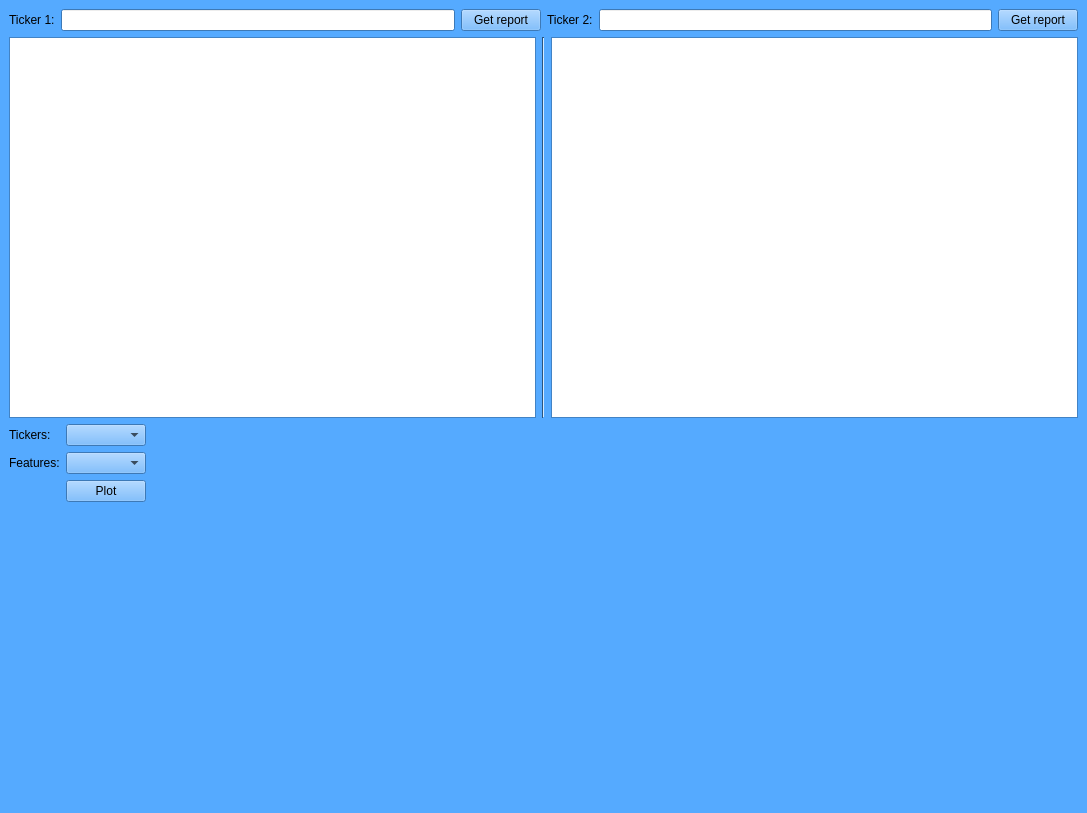
This is Yfin SET desktop app/reports.ui in pawlishon/Python_projects as Qt 5 draws it before an edit. The edited form follows.
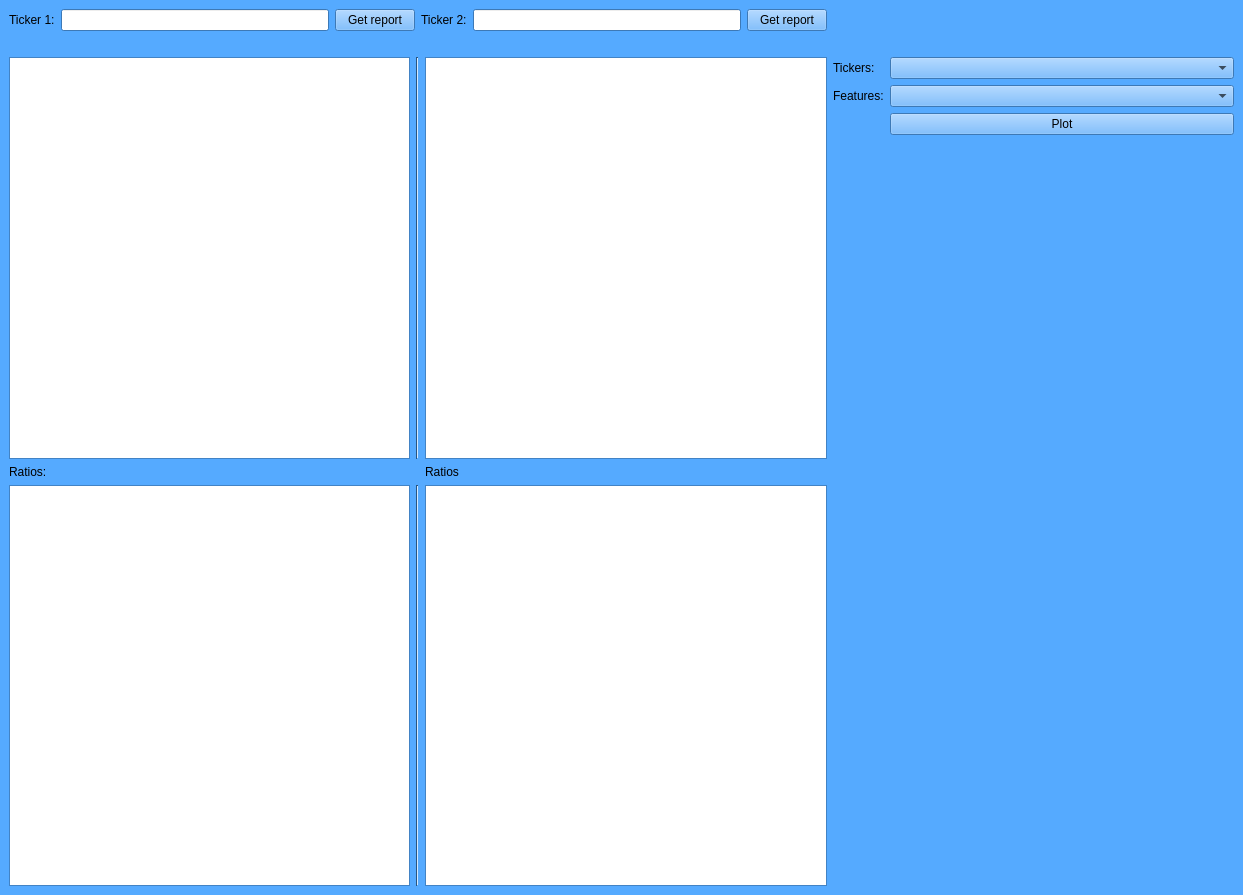
This is the edited form. Custom widgets are drawn as their Qt base class.

Commit message: changing financial statement tool to differentiate between values and ratios. Adding icon and splash screen to app

The edit to the form file:
```diff
--- a/Yfin SET desktop app/reports.ui
+++ b/Yfin SET desktop app/reports.ui
@@ -6,8 +6,8 @@
    <rect>
     <x>0</x>
     <y>0</y>
-    <width>1087</width>
-    <height>813</height>
+    <width>1243</width>
+    <height>895</height>
    </rect>
   </property>
   <property name="palette">
@@ -457,9 +457,7 @@
   </property>
   <widget class="QWidget" name="centralwidget">
    <layout class="QGridLayout" name="gridLayout_2">
-    <item row="0" column="0">
-     <layout class="QVBoxLayout" name="verticalLayout">
-      <item>
+    <item row="0" column="0" colspan="3">
        <layout class="QHBoxLayout" name="horizontalLayout">
         <item>
          <widget class="QLabel" name="label">
@@ -509,59 +507,41 @@
         </item>
        </layout>
       </item>
-      <item>
-       <layout class="QHBoxLayout" name="horizontalLayout_2">
-        <item>
+    <item row="1" column="0">
+     <widget class="QLabel" name="t1_Label">
+      <property name="styleSheet">
+       <string notr="true">font: 12pt &quot;MS Shell Dlg 2&quot;;</string>
+      </property>
+      <property name="text">
+       <string/>
+      </property>
+     </widget>
+    </item>
+    <item row="1" column="2">
+     <widget class="QLabel" name="t2_Label">
+      <property name="styleSheet">
+       <string notr="true">font: 12pt &quot;MS Shell Dlg 2&quot;;</string>
+      </property>
+      <property name="text">
+       <string/>
+      </property>
+     </widget>
+    </item>
+    <item row="2" column="0">
          <widget class="QTableView" name="reportView1"/>
         </item>
-        <item>
-         <widget class="Line" name="line">
+    <item row="2" column="1">
+     <widget class="Line" name="line_2">
           <property name="orientation">
            <enum>Qt::Vertical</enum>
           </property>
          </widget>
         </item>
-        <item>
+    <item row="2" column="2">
          <widget class="QTableView" name="reportView2"/>
         </item>
-       </layout>
-      </item>
-      <item>
+    <item row="2" column="3" rowspan="3">
        <layout class="QGridLayout" name="gridLayout">
-        <item row="0" column="1">
-         <widget class="QComboBox" name="comboBoxTickers">
-          <property name="styleSheet">
-           <string notr="true">font: 12pt &quot;MS Shell Dlg 2&quot;;</string>
-          </property>
-         </widget>
-        </item>
-        <item row="1" column="0">
-         <widget class="QLabel" name="label_4">
-          <property name="styleSheet">
-           <string notr="true">font: 12pt &quot;MS Shell Dlg 2&quot;;</string>
-          </property>
-          <property name="text">
-           <string>Features:</string>
-          </property>
-         </widget>
-        </item>
-        <item row="0" column="0">
-         <widget class="QLabel" name="label_3">
-          <property name="styleSheet">
-           <string notr="true">font: 12pt &quot;MS Shell Dlg 2&quot;;</string>
-          </property>
-          <property name="text">
-           <string>Tickers:</string>
-          </property>
-         </widget>
-        </item>
-        <item row="1" column="1">
-         <widget class="QComboBox" name="comboBoxFeatures">
-          <property name="styleSheet">
-           <string notr="true">font: 12pt &quot;MS Shell Dlg 2&quot;;</string>
-          </property>
-         </widget>
-        </item>
         <item row="2" column="1">
          <widget class="QPushButton" name="plotButton">
           <property name="sizePolicy">
@@ -578,7 +558,17 @@
           </property>
          </widget>
         </item>
-        <item row="3" column="1">
+      <item row="0" column="0">
+       <widget class="QLabel" name="label_3">
+        <property name="styleSheet">
+         <string notr="true">font: 12pt &quot;MS Shell Dlg 2&quot;;</string>
+        </property>
+        <property name="text">
+         <string>Tickers:</string>
+        </property>
+       </widget>
+      </item>
+      <item row="4" column="1">
          <widget class="QLabel" name="label_5">
           <property name="sizePolicy">
            <sizepolicy hsizetype="Preferred" vsizetype="Expanding">
@@ -591,7 +581,31 @@
           </property>
          </widget>
         </item>
-        <item row="0" column="2" rowspan="4">
+      <item row="1" column="0">
+       <widget class="QLabel" name="label_4">
+        <property name="styleSheet">
+         <string notr="true">font: 12pt &quot;MS Shell Dlg 2&quot;;</string>
+        </property>
+        <property name="text">
+         <string>Features:</string>
+        </property>
+       </widget>
+      </item>
+      <item row="1" column="1">
+       <widget class="QComboBox" name="comboBoxFeatures">
+        <property name="styleSheet">
+         <string notr="true">font: 12pt &quot;MS Shell Dlg 2&quot;;</string>
+        </property>
+       </widget>
+      </item>
+      <item row="0" column="1">
+       <widget class="QComboBox" name="comboBoxTickers">
+        <property name="styleSheet">
+         <string notr="true">font: 12pt &quot;MS Shell Dlg 2&quot;;</string>
+        </property>
+       </widget>
+      </item>
+      <item row="3" column="1">
          <widget class="MplWidget" name="plotArea" native="true">
           <property name="sizePolicy">
            <sizepolicy hsizetype="Expanding" vsizetype="Expanding">
@@ -1051,7 +1065,38 @@
         </item>
        </layout>
       </item>
-     </layout>
+    <item row="3" column="0">
+     <widget class="QLabel" name="label_8">
+      <property name="styleSheet">
+       <string notr="true">font: 12pt &quot;MS Shell Dlg 2&quot;;</string>
+      </property>
+      <property name="text">
+       <string>Ratios:</string>
+      </property>
+     </widget>
+    </item>
+    <item row="3" column="2">
+     <widget class="QLabel" name="label_9">
+      <property name="styleSheet">
+       <string notr="true">font: 12pt &quot;MS Shell Dlg 2&quot;;</string>
+      </property>
+      <property name="text">
+       <string>Ratios</string>
+      </property>
+     </widget>
+    </item>
+    <item row="4" column="0">
+     <widget class="QTableView" name="reportView1_2"/>
+    </item>
+    <item row="4" column="1">
+     <widget class="Line" name="line">
+      <property name="orientation">
+       <enum>Qt::Vertical</enum>
+      </property>
+     </widget>
+    </item>
+    <item row="4" column="2">
+     <widget class="QTableView" name="reportView2_2"/>
     </item>
    </layout>
   </widget>
```
Lines whose indentation alone changed are shown as unchanged. The commit also changes 6 other files.
